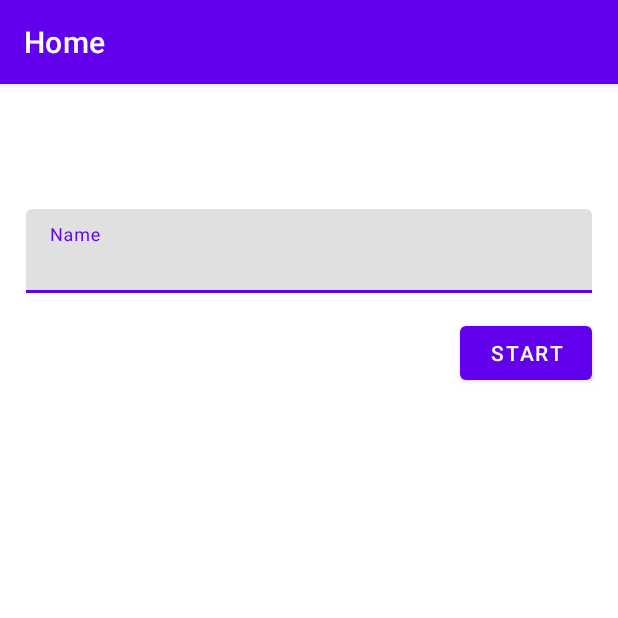
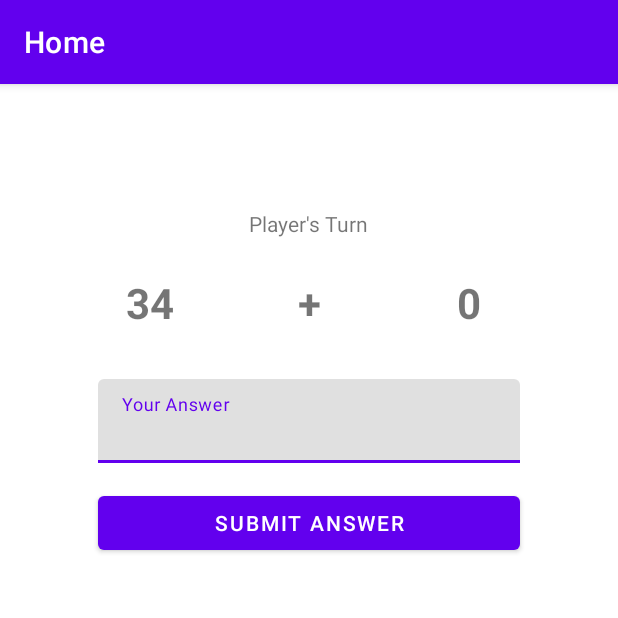
Before and after one commit to baumkuchenn/ANMPWeek1, an Android app: the screen it shows after launch (MainActivity), on a phone screen of 412 x 824 dp, the top half of it. Run offline under Robolectric (Android 15) with nearby library versions, the phone set to English and light mode, and no system bars; our stand-ins replace navigation-ui.

Commit message:
Tambahan : + Membuat seperti game kalkulator

```diff
--- a/app/build.gradle.kts
+++ b/app/build.gradle.kts
@@ -11,7 +11,7 @@ android {
     defaultConfig {
         applicationId = "com.misoramen.anmpweek1"
         minSdk = 24
-        targetSdk = 33
+        targetSdk = 34
         versionCode = 1
         versionName = "1.0"
 
--- a/app/src/main/java/com/misoramen/anmpweek1/GameFragment.kt
+++ b/app/src/main/java/com/misoramen/anmpweek1/GameFragment.kt
@@ -22,8 +22,8 @@ class GameFragment : Fragment() {
     override fun onViewCreated(view: View, savedInstanceState: Bundle?) {
         super.onViewCreated(view, savedInstanceState)
         if(arguments != null){
-            val playerName = GameFragmentArgs.fromBundle(requireArguments()).name
-            binding.textViewTurn.text = "$playerName's Turn"
+            val score = GameFragmentArgs.fromBundle(requireArguments()).score
+            binding.txtScore.setText("Your score is " + score)
         }
         binding.buttonBack.setOnClickListener {
             val action = GameFragmentDirections.actionMainFragment()
--- a/app/src/main/java/com/misoramen/anmpweek1/MainFragment.kt
+++ b/app/src/main/java/com/misoramen/anmpweek1/MainFragment.kt
@@ -1,15 +1,19 @@
 package com.misoramen.anmpweek1
 
 import android.os.Bundle
+import android.util.Log
 import androidx.fragment.app.Fragment
 import android.view.LayoutInflater
 import android.view.View
 import android.view.ViewGroup
 import androidx.navigation.Navigation
 import com.misoramen.anmpweek1.databinding.FragmentMainBinding
+import kotlin.random.Random
 
 class MainFragment : Fragment() {
     private lateinit var binding: FragmentMainBinding
+    private var score = 0
+
     override fun onCreateView(
         inflater: LayoutInflater, container: ViewGroup?,
         savedInstanceState: Bundle?
@@ -21,10 +25,30 @@ class MainFragment : Fragment() {
 
     override fun onViewCreated(view: View, savedInstanceState: Bundle?) {
         super.onViewCreated(view, savedInstanceState)
-        binding.btnStart.setOnClickListener {
-            val playerName = binding.txtName.text.toString()
-            val action = MainFragmentDirections.actionGameFragment(playerName)
-            Navigation.findNavController(it).navigate(action)
+        val number1 = Random.nextInt(0, 100)
+        val number2 = Random.nextInt(0, 100)
+        binding.txtNumber1.text = number1.toString()
+        binding.txtNumber2.text = number2.toString()
+
+        binding.btnSubmit.setOnClickListener {
+            val answer = binding.txtAnswer.text.toString().toInt()
+            var number1 = binding.txtNumber1.text.toString().toInt()
+            var number2 = binding.txtNumber2.text.toString().toInt()
+            var hasil = number1 + number2
+
+            if (hasil == answer){
+                score ++
+                binding.txtAnswer.setText("")
+            }
+            else{
+                val action = MainFragmentDirections.actionGameFragment(score)
+                Navigation.findNavController(it).navigate(action)
+                score = 0
+            }
+            number1 = Random.nextInt(0, 100)
+            number2 = Random.nextInt(0, 100)
+            binding.txtNumber1.text = number1.toString()
+            binding.txtNumber2.text = number2.toString()
         }
     }
 }
--- a/app/src/main/res/layout/fragment_main.xml
+++ b/app/src/main/res/layout/fragment_main.xml
@@ -11,33 +11,82 @@
         android:layout_height="match_parent">
 
         <com.google.android.material.textfield.TextInputLayout
-            android:id="@+id/TextInputLayoutName"
+            android:id="@+id/TextInputLayoutAnswer"
             android:layout_width="0dp"
             android:layout_height="wrap_content"
-            android:layout_marginStart="16dp"
-            android:layout_marginTop="64dp"
-            android:layout_marginEnd="16dp"
-            android:hint="Name"
+            android:layout_marginStart="64dp"
+            android:layout_marginTop="32dp"
+            android:layout_marginEnd="64dp"
+            android:hint="Your Answer"
             app:hintAnimationEnabled="true"
             app:hintEnabled="true"
             app:layout_constraintEnd_toEndOf="parent"
             app:layout_constraintStart_toStartOf="parent"
-            app:layout_constraintTop_toTopOf="parent">
+            app:layout_constraintTop_toBottomOf="@+id/textView4">
 
             <com.google.android.material.textfield.TextInputEditText
-                android:id="@+id/txtName"
+                android:id="@+id/txtAnswer"
                 android:layout_width="match_parent"
                 android:layout_height="wrap_content" />
         </com.google.android.material.textfield.TextInputLayout>
 
         <Button
-            android:id="@+id/btnStart"
+            android:id="@+id/btnSubmit"
+            android:layout_width="0dp"
+            android:layout_height="wrap_content"
+            android:layout_marginStart="64dp"
+            android:layout_marginTop="16dp"
+            android:layout_marginEnd="64dp"
+            android:text="Submit Answer"
+            app:layout_constraintEnd_toEndOf="parent"
+            app:layout_constraintStart_toStartOf="parent"
+            app:layout_constraintTop_toBottomOf="@+id/TextInputLayoutAnswer" />
+
+        <TextView
+            android:id="@+id/textView2"
             android:layout_width="wrap_content"
             android:layout_height="wrap_content"
-            android:layout_marginTop="16dp"
-            android:layout_marginEnd="16dp"
-            android:text="Start"
+            android:layout_marginTop="64dp"
+            android:text="Player's Turn"
             app:layout_constraintEnd_toEndOf="parent"
-            app:layout_constraintTop_toBottomOf="@+id/TextInputLayoutName" />
+            app:layout_constraintStart_toStartOf="parent"
+            app:layout_constraintTop_toTopOf="parent" />
+
+        <TextView
+            android:id="@+id/txtNumber1"
+            android:layout_width="wrap_content"
+            android:layout_height="wrap_content"
+            android:layout_marginTop="24dp"
+            android:text="TextView"
+            android:textSize="28sp"
+            android:textStyle="bold"
+            app:layout_constraintEnd_toStartOf="@+id/textView4"
+            app:layout_constraintStart_toStartOf="parent"
+            app:layout_constraintTop_toBottomOf="@+id/textView2" />
+
+        <TextView
+            android:id="@+id/textView4"
+            android:layout_width="wrap_content"
+            android:layout_height="wrap_content"
+            android:layout_marginTop="24dp"
+            android:text="+"
+            android:textSize="28sp"
+            android:textStyle="bold"
+            app:layout_constraintEnd_toEndOf="parent"
+            app:layout_constraintStart_toStartOf="parent"
+            app:layout_constraintTop_toBottomOf="@+id/textView2" />
+
+        <TextView
+            android:id="@+id/txtNumber2"
+            android:layout_width="wrap_content"
+            android:layout_height="wrap_content"
+            android:layout_marginTop="24dp"
+            android:text="TextView"
+            android:textSize="28sp"
+            android:textStyle="bold"
+            app:layout_constraintEnd_toEndOf="parent"
+            app:layout_constraintStart_toEndOf="@+id/textView4"
+            app:layout_constraintTop_toBottomOf="@+id/textView2" />
+
     </androidx.constraintlayout.widget.ConstraintLayout>
 </FrameLayout>
--- a/app/src/main/res/navigation/game_navigation.xml
+++ b/app/src/main/res/navigation/game_navigation.xml
@@ -16,8 +16,8 @@
             app:enterAnim="@android:anim/slide_in_left"
             app:exitAnim="@android:anim/slide_out_right" />
         <argument
-            android:name="name"
-            app:argType="string" />
+            android:name="score"
+            app:argType="integer" />
     </fragment>
     <fragment
         android:id="@+id/mainFragment"
```
Also changed, not shown: app/src/main/java/com/misoramen/anmpweek1/RegisterActivity.kt (deleted, +0 -11 lines), app/src/main/res/layout/activity_register.xml (deleted, +0 -9 lines), app/src/main/res/layout/fragment_game.xml (+19 -8 lines).
